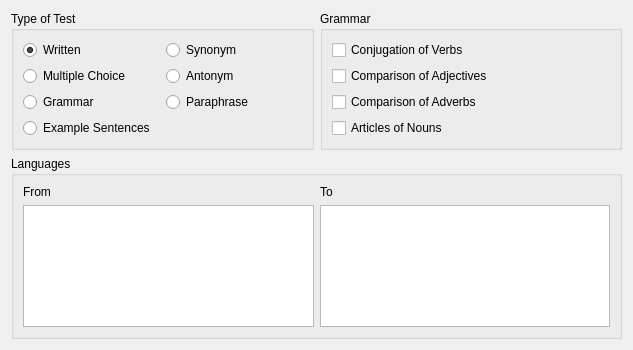
Before: the Qt Designer form src/practice/startpracticewidget.ui in KDE/parley, drawn with Qt 5.
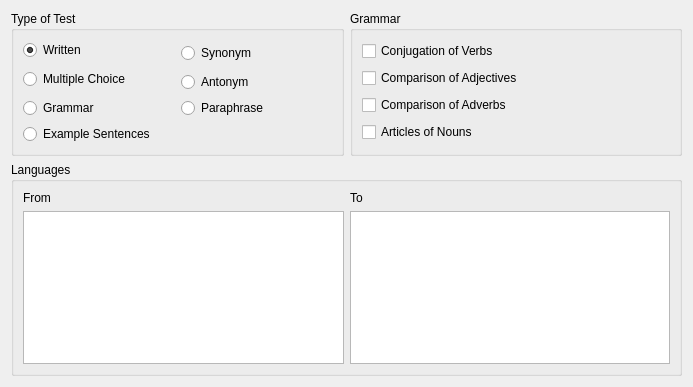
After: the same form once the commit is applied. Custom widgets are drawn as their Qt base class.

Diff of the .ui file:
```diff
--- a/src/practice/startpracticewidget.ui
+++ b/src/practice/startpracticewidget.ui
@@ -5,13 +5,13 @@
    <rect>
     <x>0</x>
     <y>0</y>
-    <width>633</width>
-    <height>350</height>
+    <width>693</width>
+    <height>387</height>
    </rect>
   </property>
   <layout class="QGridLayout" >
    <item row="0" column="0" >
-    <widget class="QGroupBox" name="testTypeGroupBox" >
+    <widget class="KButtonGroup" name="kcfg_TestType" >
      <property name="title" >
       <string>Type of Test</string>
      </property>
@@ -26,42 +26,42 @@
         </property>
        </widget>
       </item>
-      <item row="0" column="1" >
+      <item rowspan="2" row="0" column="1" >
        <widget class="QRadioButton" name="SynonymRadio" >
         <property name="text" >
          <string>Synonym</string>
         </property>
        </widget>
       </item>
-      <item row="1" column="0" >
+      <item rowspan="2" row="1" column="0" >
        <widget class="QRadioButton" name="MultipleChoiceRadio" >
         <property name="text" >
          <string>Multiple Choice</string>
         </property>
        </widget>
       </item>
-      <item row="1" column="1" >
+      <item row="2" column="1" >
        <widget class="QRadioButton" name="AntonymRadio" >
         <property name="text" >
          <string>Antonym</string>
         </property>
        </widget>
       </item>
-      <item row="2" column="0" >
+      <item row="3" column="0" >
        <widget class="QRadioButton" name="GrammarRadio" >
         <property name="text" >
          <string>Grammar</string>
         </property>
        </widget>
       </item>
-      <item row="2" column="1" >
+      <item row="3" column="1" >
        <widget class="QRadioButton" name="ParaphraseRadio" >
         <property name="text" >
          <string>Paraphrase</string>
         </property>
        </widget>
       </item>
-      <item row="3" column="0" colspan="2" >
+      <item row="4" column="0" colspan="2" >
        <widget class="QRadioButton" name="ExampleRadio" >
         <property name="text" >
          <string>Example Sentences</string>
@@ -143,6 +143,14 @@
    </item>
   </layout>
  </widget>
+ <customwidgets>
+  <customwidget>
+   <class>KButtonGroup</class>
+   <extends>QGroupBox</extends>
+   <header>kbuttongroup.h</header>
+   <container>1</container>
+  </customwidget>
+ </customwidgets>
  <resources/>
  <connections/>
 </ui>
```
Left out of the diff: 8 changed lines with no effect on the pictures.
